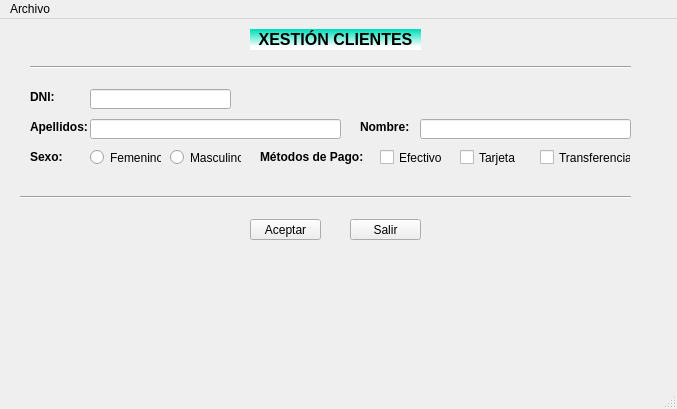
Old version of the form ventana.ui in the repository XoanCarlos/PEREZGONZALEZ.
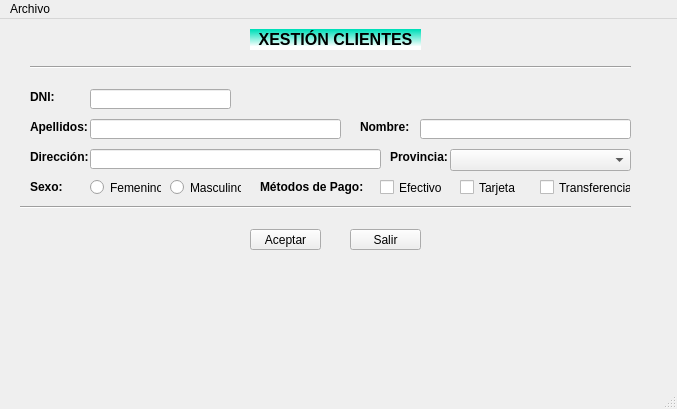
New version of the form.

Commit message: V0.0.2 Trabajando la ventana salir

Diff of the .ui file:
```diff
--- a/ventana.ui
+++ b/ventana.ui
@@ -77,7 +77,7 @@
     <property name="geometry">
      <rect>
       <x>20</x>
-      <y>170</y>
+      <y>180</y>
       <width>611</width>
       <height>16</height>
      </rect>
@@ -158,7 +158,7 @@
     <property name="geometry">
      <rect>
       <x>250</x>
-      <y>200</y>
+      <y>210</y>
       <width>71</width>
       <height>21</height>
      </rect>
@@ -171,7 +171,7 @@
     <property name="geometry">
      <rect>
       <x>350</x>
-      <y>200</y>
+      <y>210</y>
       <width>71</width>
       <height>21</height>
      </rect>
@@ -206,7 +206,7 @@
     <property name="geometry">
      <rect>
       <x>30</x>
-      <y>130</y>
+      <y>160</y>
       <width>41</width>
       <height>16</height>
      </rect>
@@ -225,7 +225,7 @@
     <property name="geometry">
      <rect>
       <x>90</x>
-      <y>130</y>
+      <y>160</y>
       <width>71</width>
       <height>17</height>
      </rect>
@@ -238,7 +238,7 @@
     <property name="geometry">
      <rect>
       <x>170</x>
-      <y>130</y>
+      <y>160</y>
       <width>71</width>
       <height>17</height>
      </rect>
@@ -251,7 +251,7 @@
     <property name="geometry">
      <rect>
       <x>260</x>
-      <y>130</y>
+      <y>160</y>
       <width>111</width>
       <height>16</height>
      </rect>
@@ -270,7 +270,7 @@
     <property name="geometry">
      <rect>
       <x>380</x>
-      <y>130</y>
+      <y>160</y>
       <width>70</width>
       <height>17</height>
      </rect>
@@ -283,7 +283,7 @@
     <property name="geometry">
      <rect>
       <x>460</x>
-      <y>130</y>
+      <y>160</y>
       <width>70</width>
       <height>17</height>
      </rect>
@@ -296,7 +296,7 @@
     <property name="geometry">
      <rect>
       <x>540</x>
-      <y>130</y>
+      <y>160</y>
       <width>91</width>
       <height>17</height>
      </rect>
@@ -305,6 +305,64 @@
      <string>Transferencia</string>
     </property>
    </widget>
+   <widget class="QLabel" name="lblDir">
+    <property name="geometry">
+     <rect>
+      <x>30</x>
+      <y>130</y>
+      <width>61</width>
+      <height>16</height>
+     </rect>
+    </property>
+    <property name="font">
+     <font>
+      <weight>75</weight>
+      <bold>true</bold>
+     </font>
+    </property>
+    <property name="text">
+     <string>Dirección: </string>
+    </property>
+   </widget>
+   <widget class="QLineEdit" name="editApel_2">
+    <property name="geometry">
+     <rect>
+      <x>90</x>
+      <y>130</y>
+      <width>291</width>
+      <height>20</height>
+     </rect>
+    </property>
+   </widget>
+   <widget class="QLabel" name="lblProv">
+    <property name="geometry">
+     <rect>
+      <x>390</x>
+      <y>130</y>
+      <width>61</width>
+      <height>16</height>
+     </rect>
+    </property>
+    <property name="font">
+     <font>
+      <weight>75</weight>
+      <bold>true</bold>
+     </font>
+    </property>
+    <property name="text">
+     <string>Provincia:</string>
+    </property>
+   </widget>
+   <widget class="QComboBox" name="cmbProv">
+    <property name="geometry">
+     <rect>
+      <x>450</x>
+      <y>130</y>
+      <width>181</width>
+      <height>22</height>
+     </rect>
+    </property>
+   </widget>
   </widget>
   <widget class="QMenuBar" name="menuBar">
    <property name="geometry">
```
The commit also changes 10 other files.
